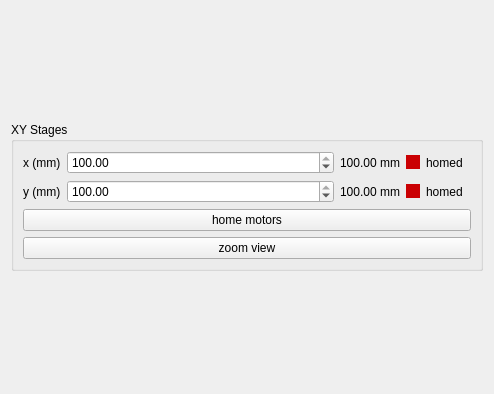
Qt form gui_design/xystage.ui (baukekooger/XY_Measurement) before a commit.
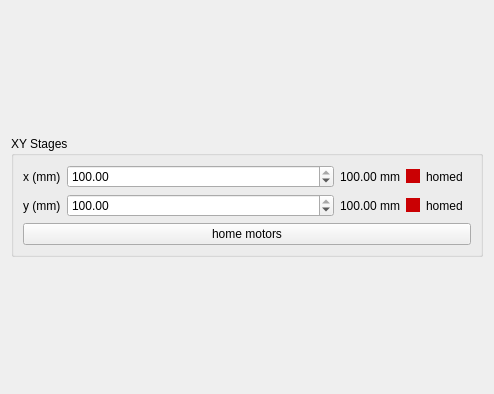
The same form after that commit.

The edit to the form file:
```diff
--- a/gui_design/xystage.ui
+++ b/gui_design/xystage.ui
@@ -595,13 +595,6 @@
               </property>
              </widget>
             </item>
-            <item>
-             <widget class="QPushButton" name="pushButton_zoom_view">
-              <property name="text">
-               <string>zoom view</string>
-              </property>
-             </widget>
-            </item>
            </layout>
           </item>
          </layout>
```
